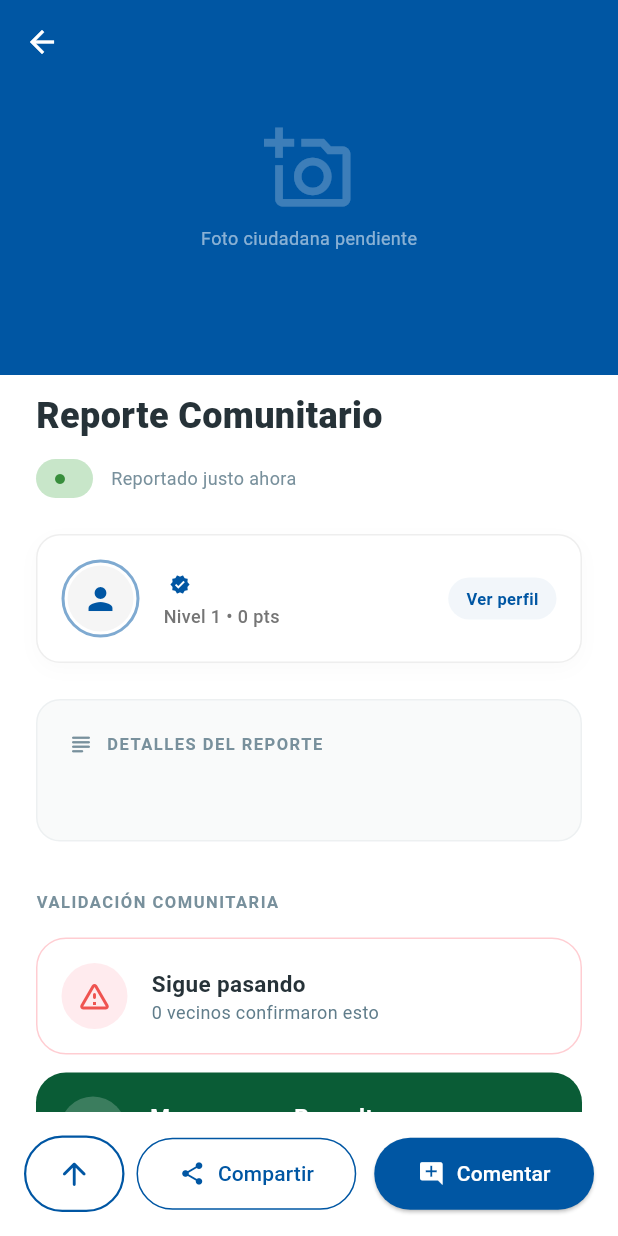
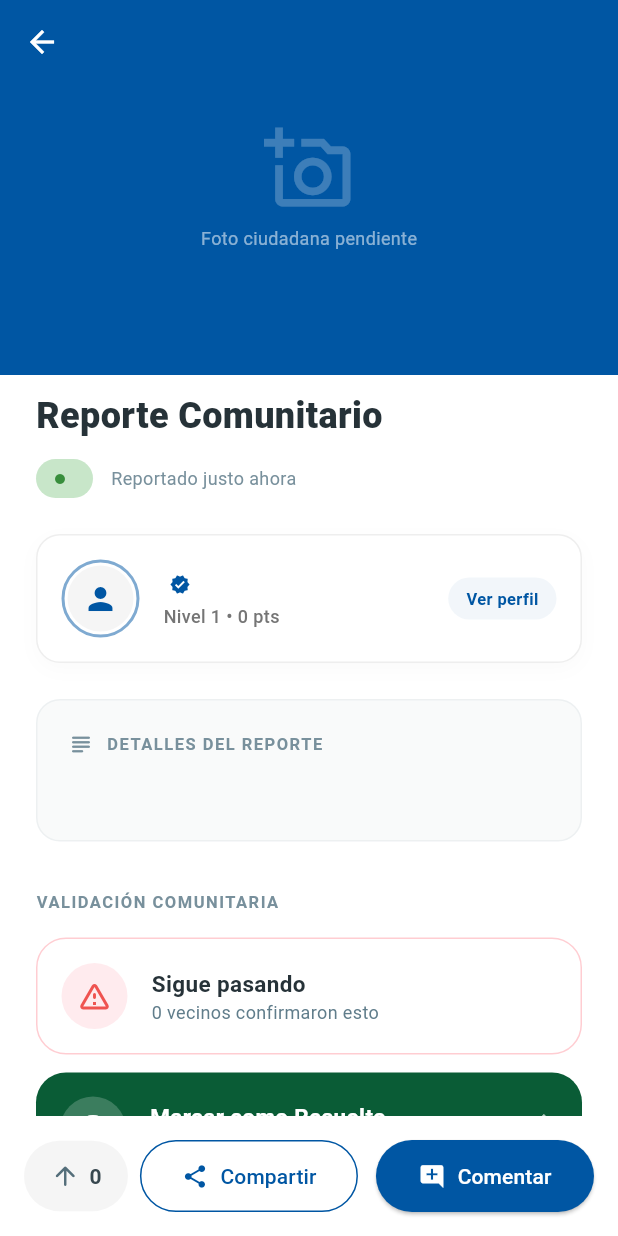
Before and after one commit to ivan545353/labsoft-radarco, a Flutter app: the HechoDetalleScreen screen opened directly with empty values, on a phone screen of 412 x 824 dp. Run offline on Flutter 3.47's test engine with Material 3 defaults, Android fonts, the phone set to English and light mode, and no system bars; our stand-ins replace flutter_svg, geolocator, google_maps_flutter, image_picker, share_plus, supabase_flutter; accounts and stored records are empty; network calls fail.

Commit message:
Añadido filtro mapa activos/resueltos, mejorada funcionalidad upvote

```diff
--- a/lib/features/hechos/screens/comunidad_feed_screen.dart
+++ b/lib/features/hechos/screens/comunidad_feed_screen.dart
@@ -1,5 +1,4 @@
 import 'package:flutter/material.dart';
-import '../../../core/theme/app_colors.dart';
 import '../models/hecho_model.dart';
 import '../controllers/hechos_controller.dart';
 import 'hecho_detalle_screen.dart';
--- a/lib/features/hechos/screens/hecho_detalle_screen.dart
+++ b/lib/features/hechos/screens/hecho_detalle_screen.dart
@@ -23,6 +23,7 @@ class _HechoDetalleScreenState extends State<HechoDetalleScreen> {
   bool _cargandoEstado = true;
   int _conteoSiguePasando = 0;
   int _conteoResuelto = 0;
+  int _conteoUpvotes = 0;
   late String _estadoActual;
 
   final HechosController _hechosController = HechosController();
@@ -88,6 +89,7 @@ class _HechoDetalleScreenState extends State<HechoDetalleScreen> {
       setState(() {
         _conteoSiguePasando = conteos['sigue_pasando'] ?? 0;
         _conteoResuelto = conteos['ya_se_resolvio'] ?? 0;
+        _conteoUpvotes = conteos['upvote'] ?? 0; // <--- NUEVO
       });
     }
 
@@ -129,7 +131,14 @@ class _HechoDetalleScreenState extends State<HechoDetalleScreen> {
     if (_requiereLogin() || _cargandoEstado) return;
 
     final estadoAnterior = _dioLike;
-    setState(() => _dioLike = !_dioLike); // Actualización optimista
+    setState(() {
+      _dioLike = !_dioLike;
+      if (_dioLike) {
+        _conteoUpvotes++;
+      } else {
+        _conteoUpvotes--;
+      }
+    });
 
     bool exito;
     if (estadoAnterior) {
@@ -309,33 +318,45 @@ class _HechoDetalleScreenState extends State<HechoDetalleScreen> {
           padding: const EdgeInsets.all(16.0),
           child: Row(
             children: [
-              // Botón de Prioridad (Upvote) con estilo "Solid Selection"
               InkWell(
                 onTap: _manejarLike,
                 borderRadius: BorderRadius.circular(100),
                 child: AnimatedContainer(
                   duration: const Duration(milliseconds: 200),
                   padding: const EdgeInsets.symmetric(
-                    horizontal: 20,
+                    horizontal: 16,
                     vertical: 12,
                   ),
                   decoration: BoxDecoration(
-                    // Activo: Fondo azul sólido | Inactivo: Fondo transparente
-                    color: _dioLike
-                        ? AppColors.azulPrimario
-                        : Colors.transparent,
+                    // Activo: Fondo azul sólido | Inactivo: Fondo gris claro suave
+                    color: _dioLike ? AppColors.azulPrimario : Colors.grey[100],
                     borderRadius: BorderRadius.circular(100),
                     border: Border.all(
-                      // El borde azul se mantiene siempre visible para dar estructura
-                      color: AppColors.azulPrimario,
+                      color: _dioLike
+                          ? AppColors.azulPrimario
+                          : Colors.transparent,
                       width: 1.5,
                     ),
                   ),
-                  child: Icon(
-                    Icons.arrow_upward_rounded,
-                    // Activo: Ícono blanco para contrastar | Inactivo: Ícono azul
-                    color: _dioLike ? Colors.white : AppColors.azulPrimario,
-                    size: 24,
+                  child: Row(
+                    mainAxisSize: MainAxisSize.min,
+                    children: [
+                      Icon(
+                        // Flecha directa hacia arriba (estilo foro)
+                        Icons.arrow_upward_rounded,
+                        color: _dioLike ? Colors.white : Colors.blueGrey[600],
+                        size: 20,
+                      ),
+                      const SizedBox(width: 6),
+                      Text(
+                        '$_conteoUpvotes',
+                        style: TextStyle(
+                          color: _dioLike ? Colors.white : Colors.blueGrey[800],
+                          fontSize: 14,
+                          fontWeight: FontWeight.bold,
+                        ),
+                      ),
+                    ],
                   ),
                 ),
               ),
```
Also changed, not shown: lib/features/hechos/controllers/hechos_controller.dart (+25 -3 lines), lib/features/hechos/repositories/hechos_repository.dart (+9 -15 lines), lib/features/hechos/screens/mapa_principal_screen.dart (+114 -18 lines).
